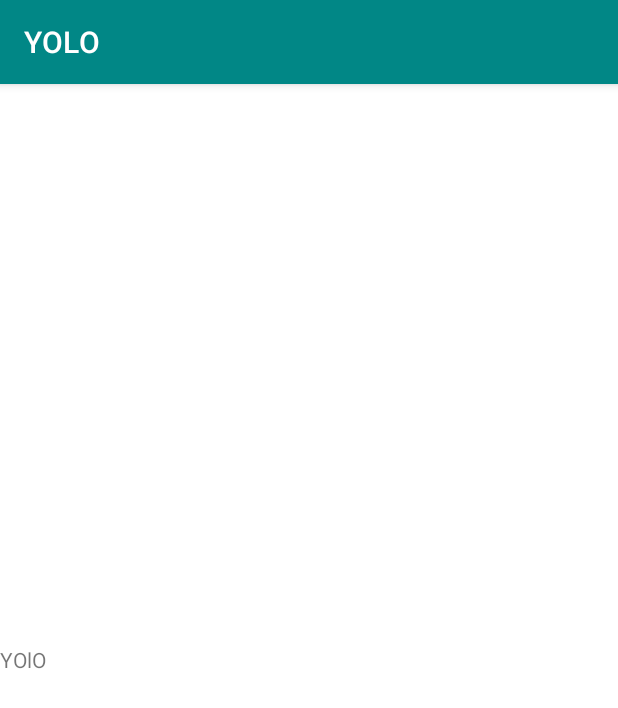
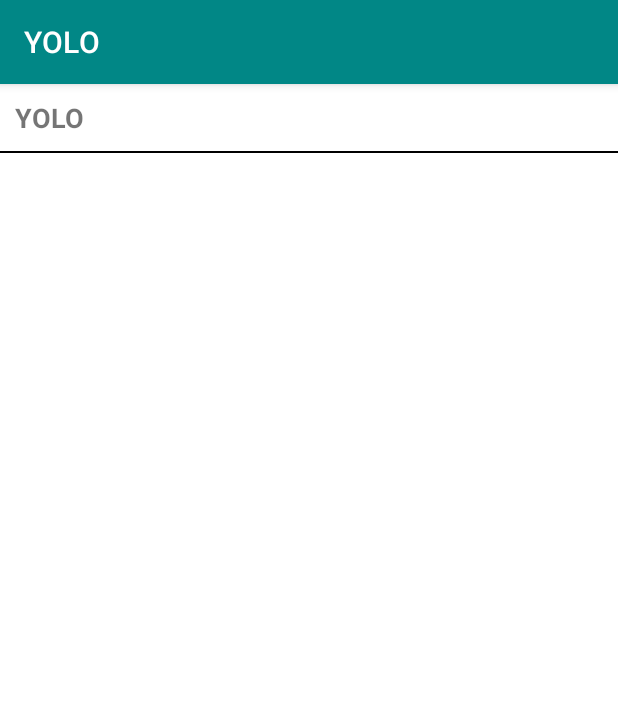
Before and after one commit to k-wjames/YOLO, an Android app: the screen it shows after launch (MainActivity), on a phone screen of 412 x 824 dp. Shown: the top 708 px of the screen. Run offline under Robolectric (Android 15) with nearby library versions, the phone set to English and light mode, and no system bars.

Commit message:
Take One Test Two Yolo

```diff
--- a/app/src/main/res/layout/activity_main.xml
+++ b/app/src/main/res/layout/activity_main.xml
@@ -4,13 +4,22 @@
     xmlns:tools="http://schemas.android.com/tools"
     android:layout_width="match_parent"
     android:layout_height="match_parent"
+    android:orientation="vertical"
     tools:context=".MainActivity">
 
     <TextView
         android:layout_width="wrap_content"
         android:layout_height="wrap_content"
-        android:text="YOlO"
-        android:layout_gravity="center"/>
+        android:text="YOLO"
+        android:layout_margin="10dp"
+        android:textSize="18sp"
+        android:textStyle="bold"/>
+
+
+    <View
+        android:layout_width="match_parent"
+        android:layout_height="1dp"
+        android:background="@color/black"/>
 
 
 
```
